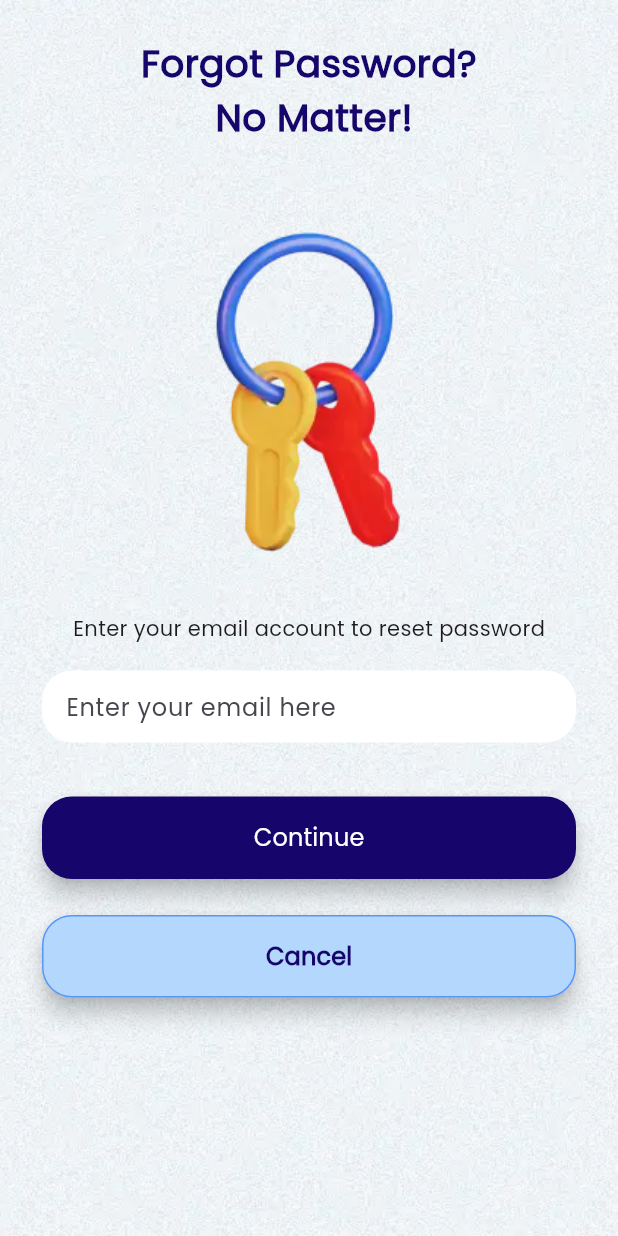
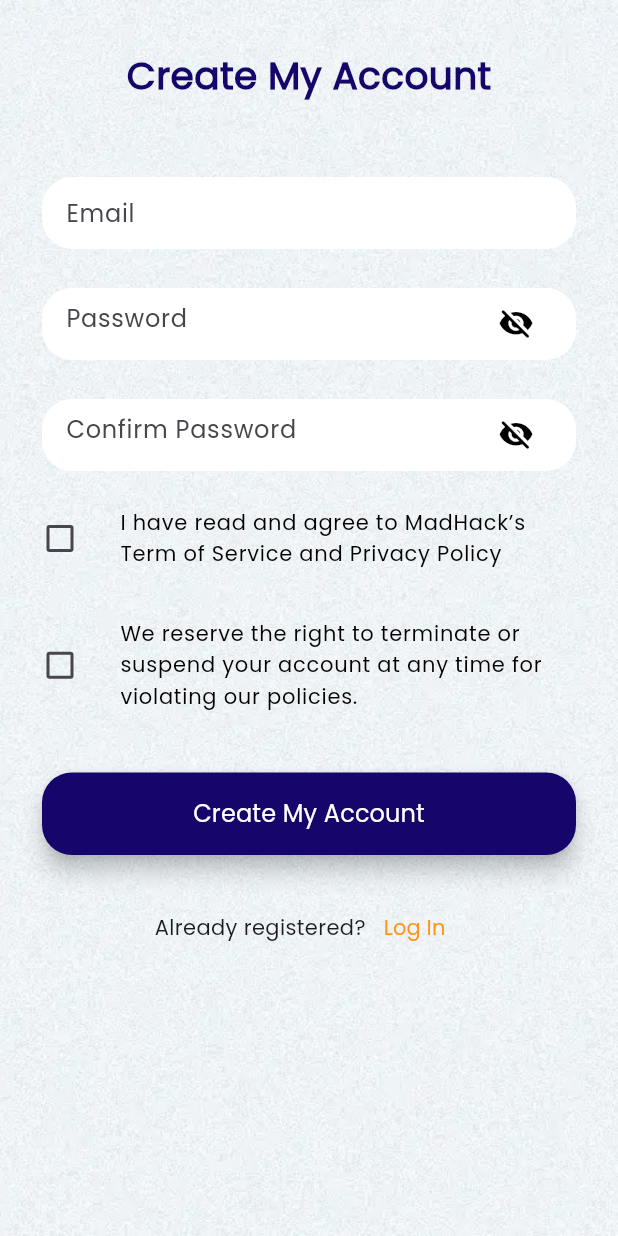
Before and after one commit to vinukavinnath/madhack_3.0, a Flutter app: the screen it shows after launch, on a phone screen of 412 x 824 dp. Run offline on Flutter 3.47's test engine with Material 3 defaults, Android fonts, the phone set to English and light mode, and no system bars; our stand-ins replace firebase_core, toggle_switch; accounts and stored records are empty.

Commit message:
feat: Sign up page created

```diff
--- a/lib/constants.dart
+++ b/lib/constants.dart
@@ -30,3 +30,8 @@
   fontSize: 16.0,
   fontWeight: FontWeight.bold
 );
+
+const kNormalTextStyle = TextStyle(
+    color: kBlackColor,
+    fontSize: 14.0,
+);
--- a/lib/main.dart
+++ b/lib/main.dart
@@ -1,5 +1,6 @@
 import 'package:async_and_await/view/pages/account_type.dart';
 import 'package:async_and_await/view/pages/forgot_password.dart';
+import 'package:async_and_await/view/pages/sign_up_page.dart';
 import 'package:flutter/material.dart';
 import 'package:firebase_core/firebase_core.dart';
 import 'firebase_options.dart';
@@ -33,7 +34,7 @@
         useMaterial3: true,
       ),
       home: const SafeArea(
-        child: ForgotPassword(),
+        child: SignUpPage(),
       ),
     );
   }
--- /dev/null
+++ b/lib/view/pages/sign_up_page.dart
@@ -0,0 +1,409 @@
+import 'package:async_and_await/view/widgets/primary_button.dart';
+import 'package:flutter/material.dart';
+import 'package:async_and_await/constants.dart';
+
+class SignUpPage extends StatefulWidget {
+  const SignUpPage({super.key});
+
+  @override
+  State<SignUpPage> createState() => _SignUpPageState();
+}
+
+class _SignUpPageState extends State<SignUpPage> {
+  final _formKey = GlobalKey<FormState>();
+  bool isChecked1 = false;
+  bool isChecked2 = false;
+
+  bool obsecureController0 = true;
+  bool obsecureController1 = true;
+  final email = TextEditingController();
+  final password = TextEditingController();
+  final confirmPasswordController = TextEditingController();
+
+  @override
+  void dispose() {
+    email.dispose();
+    password.dispose();
+    confirmPasswordController.dispose();
+    super.dispose();
+  }
+
+  // void createMyAccount() async {
+  //   final String enteredEmail = email.text.trim();
+  //   final String enteredPassword = password.text.trim();
+  //   final String confirmPassword = confirmPasswordController.text.trim();
+  //   try {
+  //     if (enteredPassword == confirmPassword) {
+  //       await FirebaseAuth.instance.createUserWithEmailAndPassword(
+  //         email: enteredEmail,
+  //         password: enteredPassword,
+  //       );
+  //       sendVerificationLink(email.text);
+  //
+  //       Fluttertoast.showToast(
+  //         msg: "Account was successfully created",
+  //         toastLength: Toast.LENGTH_SHORT,
+  //         gravity: ToastGravity.CENTER,
+  //         timeInSecForIosWeb: 2,
+  //         backgroundColor: Colors.blue,
+  //         textColor: Colors.white,
+  //         fontSize: 24.0,
+  //
+  //         // Account creation successful
+  //       );
+  //     } else if (enteredPassword != confirmPassword) {
+  //       // Show a snackbar if passwords don't match
+  //       ScaffoldMessenger.of(context).showSnackBar(
+  //         CusSnackBar(
+  //           title: 'Password does not match',
+  //           backColor: kWarningRedColor,
+  //           time: 3,
+  //         ),
+  //       );
+  //     }
+  //   } on FirebaseAuthException catch (e) {
+  //     if (e.code == 'weak-password') {
+  //       // The password provided is too weak
+  //       ScaffoldMessenger.of(context).showSnackBar(
+  //         CusSnackBar(
+  //           title: 'Weak password',
+  //           backColor: kWarningRedColor,
+  //           time: 3,
+  //         ),
+  //       );
+  //     } else if (e.code == 'email-already-in-use') {
+  //       // The account already exists for that email
+  //       ScaffoldMessenger.of(context).showSnackBar(
+  //         CusSnackBar(
+  //           title: 'Email already in use',
+  //           backColor: kWarningRedColor,
+  //           time: 3,
+  //         ),
+  //       );
+  //     }
+  //   }
+  // }
+
+  bool isCreateAccountButtonActive() {
+    if (isChecked1 == true && isChecked2 == true) {
+      return true;
+    } else {
+      return false;
+    }
+  }
+
+  void setObsecure0() {
+    setState(() {
+      obsecureController0 = !obsecureController0;
+    });
+  }
+
+  void setObsecure1() {
+    setState(() {
+      obsecureController1 = !obsecureController1;
+    });
+  }
+
+  // void _navigateToVerifyEmail() {
+  //   // Navigator.of(context).pushReplacement(
+  //   //   MaterialPageRoute(
+  //   //     builder: (context) => const VerifyEmail(),
+  //   //   ),
+  //   // );
+  // }
+
+  // Future<void> sendVerificationLink(String email) async {
+  //   try {
+  //     final user = FirebaseAuth.instance.currentUser;
+  //
+  //     if (user != null && !user.emailVerified) {
+  //       await user.sendEmailVerification();
+  //       _navigateToVerifyEmail();
+  //     }
+  //   } catch (e) {
+  //     //Ignored catch block
+  //   }
+  // }
+  //
+  // Future<void> _showMarkdownDialog(BuildContext context) async {
+  //   String markdownContent = await rootBundle.loadString('assets/11.md');
+  //   showDialog(
+  //     context: context,
+  //     builder: (context) {
+  //       return AlertDialog(
+  //         title: Text('Terms and Conditions'),
+  //         content: SingleChildScrollView(
+  //           child: Markdown(
+  //             data: markdownContent,
+  //           ),
+  //         ),
+  //       );
+  //     },
+  //   );
+  // }
+
+  @override
+  Widget build(BuildContext context) {
+    final double screenWidth = MediaQuery.of(context).size.width;
+    final double screenHeight = MediaQuery.of(context).size.height;
+
+    return SafeArea(
+      child: Scaffold(
+        body: Container(
+          decoration: const BoxDecoration(
+            image: DecorationImage(
+              image: AssetImage('assets/images/noise.webp'),
+              repeat: ImageRepeat.repeat,
+            ),
+          ),
+          child: SizedBox(
+            width: screenWidth,
+            height: screenHeight,
+            child: ListView(
+              children: [
+                Column(
+                  crossAxisAlignment: CrossAxisAlignment.center,
+                  children: <Widget>[
+                    const Padding(
+                      padding:
+                          EdgeInsets.symmetric(vertical: 32.0, horizontal: 8.0),
+                      child: Text(
+                        'Create My Account',
+                        style: kHeading1TextStyle,
+                      ),
+                    ),
+                    const SizedBox(
+                      height: 10.0,
+                    ),
+                    Form(
+                      key: _formKey,
+                      child: Column(
+                        children: [
+                          //"Email" Textfield goes here
+                          Container(
+                            margin: const EdgeInsets.symmetric(
+                                vertical: 8.0, horizontal: 28.0),
+                            padding:
+                                const EdgeInsets.symmetric(horizontal: 16.0),
+                            decoration: BoxDecoration(
+                              color: kWhiteColor,
+                              borderRadius: BorderRadius.circular(20.0),
+                            ),
+                            child: TextFormField(
+                              controller: email,
+                              validator: (value) {
+                                if (value == null || value.isEmpty) {
+                                  return 'Field can\'t be empty';
+                                } else if (!value.contains('@')) {
+                                  password.clear();
+                                  confirmPasswordController.clear();
+                                  return 'Please enter a valid Email Address';
+                                }
+                                return null; // Return null for valid input
+                              },
+                              obscureText: false,
+                              decoration: const InputDecoration(
+                                border: InputBorder.none,
+                                hintText: 'Email',
+                              ),
+                            ),
+                          ),
+                          const SizedBox(
+                            height: 10.0,
+                          ),
+                          //"Password" Textfield goes here
+                          Container(
+                            margin: const EdgeInsets.symmetric(
+                                vertical: 8.0, horizontal: 28.0),
+                            padding:
+                                const EdgeInsets.symmetric(horizontal: 16.0),
+                            decoration: BoxDecoration(
+                              color: kWhiteColor,
+                              borderRadius: BorderRadius.circular(20.0),
+                            ),
+                            child: TextFormField(
+                              controller: password,
+                              validator: (value) {
+                                if (value == null || value.isEmpty) {
+                                  return 'Field can\'t be empty';
+                                }
+                                return null; // Return null for valid input
+                              },
+                              obscureText: obsecureController0,
+                              decoration: InputDecoration(
+                                border: InputBorder.none,
+                                hintText: 'Password',
+                                suffixIcon: IconButton(
+                                  icon: obsecureController0
+                                      ? const Icon(Icons.visibility_off_rounded)
+                                      : const Icon(Icons.visibility_rounded),
+                                  color: kBlackColor,
+                                  onPressed: () {
+                                    setObsecure0();
+                                  },
+                                ),
+                              ),
+                            ),
+                          ),
+                          const SizedBox(
+                            height: 10.0,
+                          ),
+                          //"Confirm Password" Textfield goes here
+                          Container(
+                            margin: const EdgeInsets.symmetric(
+                                vertical: 8.0, horizontal: 28.0),
+                            padding:
+                                const EdgeInsets.symmetric(horizontal: 16.0),
+                            decoration: BoxDecoration(
+                              color: kWhiteColor,
+                              borderRadius: BorderRadius.circular(20.0),
+                            ),
+                            child: TextFormField(
+                              controller: confirmPasswordController,
+                              validator: (value) {
+                                if (value == null || value.isEmpty) {
+                                  return 'Field can\'t be empty';
+                                }
+                                return null; // Return null for valid input
+                              },
+                              obscureText: obsecureController1,
+                              decoration: InputDecoration(
+                                border: InputBorder.none,
+                                hintText: 'Confirm Password',
+                                suffixIcon: IconButton(
+                                  icon: obsecureController1
+                                      ? const Icon(Icons.visibility_off_rounded)
+                                      : const Icon(Icons.visibility_rounded),
+                                  color: kBlackColor,
+                                  onPressed: () {
+                                    setObsecure1();
+                                  },
+                                ),
+                              ),
+                            ),
+                          ),
+                        ],
+                      ),
+                    ),
+                    Padding(
+                      padding: const EdgeInsets.symmetric(vertical: 8.0),
+                      child: ListTile(
+                        leading: Checkbox(
+                          value: isChecked1,
+                          onChanged: (bool? value) {
+                            setState(() {
+                              isChecked1 = value!;
+                            });
+                          },
+                          activeColor: kDeepBlueColor,
+                        ),
+                        title: Wrap(
+                          children: [
+                            const Text(
+                              'I have read and agree to MadHack’s',style: kNormalTextStyle,
+                            ),
+                            GestureDetector(
+                              onTap: () {
+                                // Navigator.of(context).push(
+                                //   MaterialPageRoute(
+                                //     builder: (context) => const TermsConditions(),
+                                //   ),
+                                // );
+                              },
+                              child: const Text(
+                                'Term of Service',style: kNormalTextStyle,
+                              ),
+                            ),
+                            const Text(
+                              ' and',style: kNormalTextStyle,
+                            ),
+                            GestureDetector(
+                              onTap: () {
+                                // Navigator.of(context).push(
+                                //   MaterialPageRoute(
+                                //     builder: (context) => const PrivacyPolicy(),
+                                //   ),
+                                // );
+                              },
+                              child: const Text(
+                                ' Privacy Policy',style: kNormalTextStyle,
+                              ),
+                            ),
+                          ],
+                        ),
+                      ),
+                    ),
+                    Padding(
+                      padding: const EdgeInsets.symmetric(vertical: 8.0),
+                      child: ListTile(
+                        leading: Checkbox(
+                          value: isChecked2,
+                          onChanged: (bool? value) {
+                            setState(() {
+                              isChecked2 = value!;
+                            });
+                          },
+                          activeColor: kDeepBlueColor,
+                        ),
+                        title: const Wrap(
+                          children: [
+                            Text(
+                              'We reserve the right to terminate or suspend your account at any time for violating our policies.',style: kNormalTextStyle,
+                            ),
+                          ],
+                        ),
+                      ),
+                    ),
+                    Padding(
+                      padding: const EdgeInsets.symmetric(vertical: 16.0),
+                      child: PrimaryButton(
+                        title: 'Create My Account',
+                        process: () {
+                          if (_formKey.currentState!.validate()) {
+                            // Form is valid, proceed with submission or other actions
+                            if (isCreateAccountButtonActive()) {
+                              // createMyAccount();
+                            } else {
+                              // ScaffoldMessenger.of(context).showSnackBar(
+                              //   CusSnackBar(
+                              //     title: 'Please agree to Terms & Conditions',
+                              //     backColor: kWarningRedColor,
+                              //     time: 3,
+                              //   ),
+                              // );
+                            }
+                          }
+                        },
+                      ),
+                    ),
+                    Row(
+                      mainAxisAlignment: MainAxisAlignment.center,
+                      children: <Widget>[
+                        const Text('Already registered?'),
+                        TextButton(
+                          onPressed: () {
+                            // Navigator.of(context).pushReplacement(
+                            //   MaterialPageRoute(
+                            //     builder: (context) => const Login(),
+                            //   ),
+                            // );
+                          },
+                          child: const Text(
+                            'Log In',
+                            style: TextStyle(
+                              color: kAmberColor,
+                            ),
+                          ),
+                        ),
+                      ],
+                    ),
+                  ],
+                ),
+              ],
+            ),
+          ),
+        ),
+      ),
+    );
+  }
+}
```
